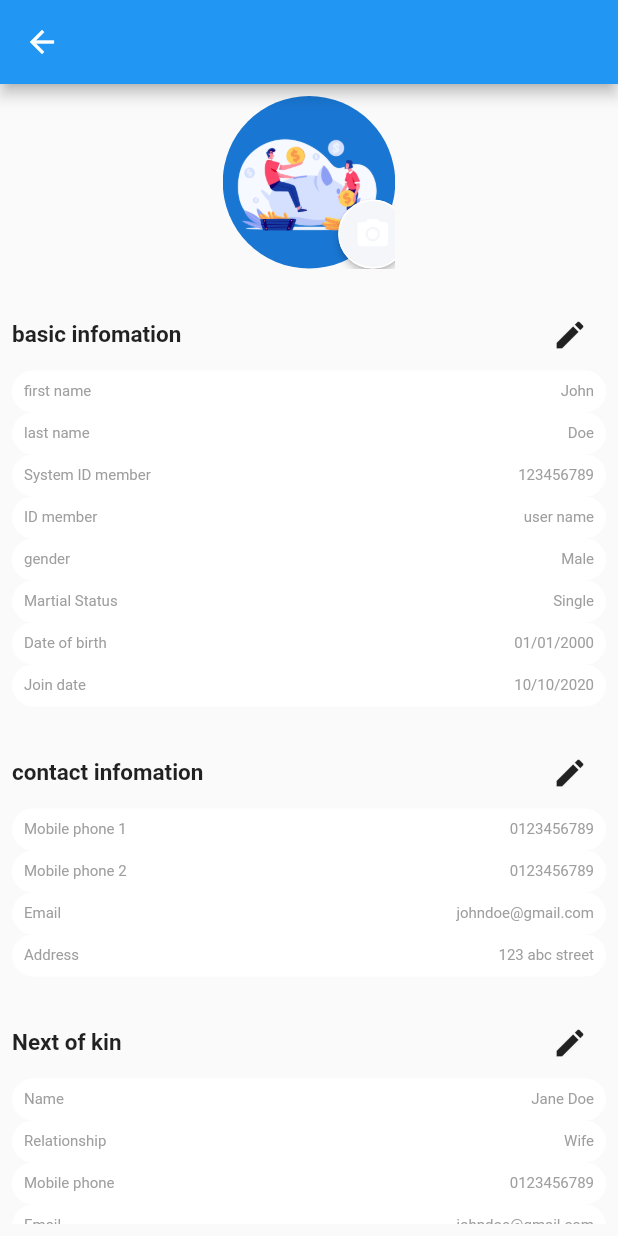
After one commit to nghkh/financemanager, a Flutter app: the profile_page screen opened by its route, on a phone screen of 412 x 824 dp. The commit adds this screen. Run offline on Flutter 3.47's test engine with Material 2 defaults, Android fonts, the light colour scheme and no system bars; our stand-ins replace get; missing offline and left inert: onboarding.

Commit message:
update by zentym

```diff
--- /dev/null
+++ b/lib/Widget/containerForProfile.dart
@@ -0,0 +1,74 @@
+import 'package:flutter/src/widgets/container.dart';
+import 'package:flutter/src/widgets/framework.dart';
+
+import 'package:flutter/material.dart';
+
+class getContainerForProfile extends StatelessWidget {
+  final String? Text1;
+  final String? Text2;
+  const getContainerForProfile({Key? key, this.Text1, this.Text2})
+      : super(key: key);
+
+  @override
+  Widget build(BuildContext context) {
+    return Container(
+      width: double.infinity,
+      decoration: BoxDecoration(
+        color: Colors.white,
+        borderRadius: BorderRadius.only(
+          bottomLeft: Radius.circular(30),
+          bottomRight: Radius.circular(30),
+          topLeft: Radius.circular(30),
+          topRight: Radius.circular(30),
+        ),
+      ),
+      child: Row(
+        mainAxisSize: MainAxisSize.min,
+        children: [
+          Padding(
+            padding: const EdgeInsets.all(8.0),
+            child: Text(
+              Text1!,
+              style: TextStyle(
+                color: Colors.grey,
+                fontSize: 10,
+                inherit: false,
+              ),
+            ),
+          ),
+          Spacer(),
+          Padding(
+            padding: const EdgeInsets.all(8.0),
+            child: Text(
+              Text2!,
+              style: TextStyle(
+                color: Colors.grey,
+                fontSize: 10,
+                inherit: false,
+              ),
+            ),
+          ),
+        ],
+      ),
+    );
+  }
+}
+
+void main(List<String> args) {
+  runApp(MaterialApp(
+    home: Scaffold(
+      body: Column(
+        children: [
+          getContainerForProfile(
+            Text1: 'Text1',
+            Text2: 'Text2',
+          ),
+          getContainerForProfile(
+            Text1: 'Text1',
+            Text2: 'Text2',
+          ),
+        ],
+      ),
+    ),
+  ));
+}
--- /dev/null
+++ b/lib/Widget/profilePic.dart
@@ -0,0 +1,49 @@
+import 'package:flutter/material.dart';
+
+class ProfilePic extends StatelessWidget {
+  const ProfilePic({super.key});
+
+  @override
+  Widget build(BuildContext context) {
+    return SizedBox(
+      height: 115,
+      width: 115,
+      child: Stack(
+        fit: StackFit.expand,
+        children: [
+          CircleAvatar(
+            backgroundImage: AssetImage('assets/login_logo.png'),
+          ),
+          Positioned(
+            right: -8,
+            bottom: 0,
+            child: SizedBox(
+              height: 46,
+              width: 46,
+              child: ElevatedButton(
+                style: ElevatedButton.styleFrom(
+                  padding: EdgeInsets.zero,
+                  shape: RoundedRectangleBorder(
+                    borderRadius: BorderRadius.circular(50),
+                    side: BorderSide(color: Colors.white),
+                  ),
+                  primary: Color(0xFFF5F6F9),
+                ),
+                onPressed: () {},
+                child: Icon(Icons.camera_alt),
+              ),
+            ),
+          ),
+        ],
+      ),
+    );
+  }
+}
+
+void main(List<String> args) {
+  runApp(MaterialApp(
+    home: Scaffold(
+      body: ProfilePic(),
+    ),
+  ));
+}
--- a/lib/main.dart
+++ b/lib/main.dart
@@ -2,6 +2,8 @@ import 'package:baitap/pages/login_signup/controller/controller_login.dart';
 import 'package:baitap/pages/login_signup/controller/controller_signup.dart';
 import 'package:baitap/pages/check.dart';
 import 'package:baitap/pages/login_signup/login_page.dart';
+import 'package:baitap/pages/profile_basicInfo.dart';
+import 'package:baitap/pages/profile_page.dart';
 import 'package:flutter/material.dart';
 import 'package:get/get.dart';
 import 'package:baitap/pages/login_signup/sign_up_page.dart';
@@ -25,6 +27,14 @@ void main() {
           name: '/check',
           page: () => Check(),
         ),
+        GetPage(
+          name: '/profile_basicInfo',
+          page: () => Profile_info(),
+        ),
+        GetPage(
+          name: '/profile_page',
+          page: (() => profile_page()),
+        ),
       ],
     ),
   );
--- /dev/null
+++ b/lib/pages/profile_page.dart
@@ -0,0 +1,180 @@
+import 'package:baitap/Widget/containerForProfile.dart';
+import 'package:baitap/Widget/profilePic.dart';
+import 'package:flutter/cupertino.dart';
+import 'package:flutter/src/widgets/container.dart';
+import 'package:flutter/src/widgets/framework.dart';
+import 'package:flutter/material.dart';
+import 'package:get/get.dart';
+
+class profile_page extends StatelessWidget {
+  const profile_page({super.key});
+
+  @override
+  Widget build(BuildContext context) {
+    return SafeArea(
+        child: Scaffold(
+      appBar: AppBar(
+        leading: IconButton(
+          icon: Icon(Icons.arrow_back),
+          onPressed: () {
+            Navigator.pop(context);
+          },
+        ),
+      ),
+      body: Padding(
+        padding: const EdgeInsets.all(8.0),
+        child: SingleChildScrollView(
+          controller: ScrollController(),
+          child: Column(
+            children: [
+              ProfilePic(),
+              SizedBox(
+                height: 20,
+              ),
+              Column(
+                children: [
+                  Row(
+                    children: [
+                      Text(
+                        'basic infomation',
+                        style: TextStyle(
+                          fontSize: 15,
+                          fontWeight: FontWeight.bold,
+                        ),
+                      ),
+                      Spacer(),
+                      IconButton(
+                        icon: Icon(Icons.edit),
+                        onPressed: () {
+                          Get.to('/profile_basicInfo');
+                        },
+                      ),
+                    ],
+                  ),
+                  getContainerForProfile(
+                    Text1: 'first name',
+                    Text2: 'John',
+                  ),
+                  getContainerForProfile(
+                    Text1: 'last name',
+                    Text2: 'Doe',
+                  ),
+                  getContainerForProfile(
+                    Text1: 'System ID member',
+                    Text2: '123456789',
+                  ),
+                  getContainerForProfile(
+                    Text1: 'ID member',
+                    Text2: 'user name',
+                  ),
+                  getContainerForProfile(Text1: 'gender', Text2: 'Male'),
+                  getContainerForProfile(
+                    Text1: 'Martial Status',
+                    Text2: 'Single',
+                  ),
+                  getContainerForProfile(
+                    Text1: 'Date of birth',
+                    Text2: '01/01/2000',
+                  ),
+                  getContainerForProfile(
+                    Text1: 'Join date',
+                    Text2: '10/10/2020',
+                  ),
+                  SizedBox(
+                    height: 20,
+                  ),
+                  Row(
+                    children: [
+                      Text(
+                        'contact infomation',
+                        style: TextStyle(
+                          fontSize: 15,
+                          fontWeight: FontWeight.bold,
+                        ),
+                      ),
+                      Spacer(),
+                      IconButton(
+                        icon: Icon(Icons.edit),
+                        onPressed: () {
+                          Get.to('/profile_contactInfo');
+                        },
+                      ),
+                    ],
+                  ),
+                  getContainerForProfile(
+                    Text1: 'Mobile phone 1',
+                    Text2: '0123456789',
+                  ),
+                  getContainerForProfile(
+                    Text1: 'Mobile phone 2',
+                    Text2: '0123456789',
+                  ),
+                  getContainerForProfile(
+                    Text1: 'Email',
+                    Text2: 'johndoe@gmail.com',
+                  ),
+                  getContainerForProfile(
+                    Text1: 'Address',
+                    Text2: '123 abc street',
+                  ),
+                  SizedBox(
+                    height: 20,
+                  ),
+                  Row(
+                    children: [
+                      Text(
+                        'Next of kin',
+                        style: TextStyle(
+                          fontSize: 15,
+                          fontWeight: FontWeight.bold,
+                        ),
+                      ),
+                      Spacer(),
+                      IconButton(
+                        icon: Icon(Icons.edit),
+                        onPressed: () {
+                          Get.to('/nextOfKin');
+                        },
+                      ),
+                    ],
+                  ),
+                  getContainerForProfile(
+                    Text1: 'Name',
+                    Text2: 'Jane Doe',
+                  ),
+                  getContainerForProfile(
+                    Text1: 'Relationship',
+                    Text2: 'Wife',
+                  ),
+                  getContainerForProfile(
+                    Text1: 'Mobile phone',
+                    Text2: '0123456789',
+                  ),
+                  getContainerForProfile(
+                      Text1: 'Email', Text2: 'johndoe@gmail.com'),
+                  getContainerForProfile(
+                    Text1: 'postal address',
+                    Text2: '',
+                  ),
+                  getContainerForProfile(
+                    Text1: 'physical Address',
+                    Text2: '123 abc street',
+                  ),
+                  SizedBox(
+                    height: 20,
+                  ),
+                ],
+              )
+            ],
+          ),
+        ),
+      ),
+    ));
+  }
+}
+
+void main(List<String> args) {
+  runApp(MaterialApp(
+    home: profile_page(),
+  ));
+}
```
Also changed, not shown: lib/Widget/datePicker.dart (added, +73 -0 lines), lib/Widget/genderDropDown.dart (added, +82 -0 lines), lib/pages/profile_basicInfo.dart (added, +103 -0 lines), pubspec.lock.
